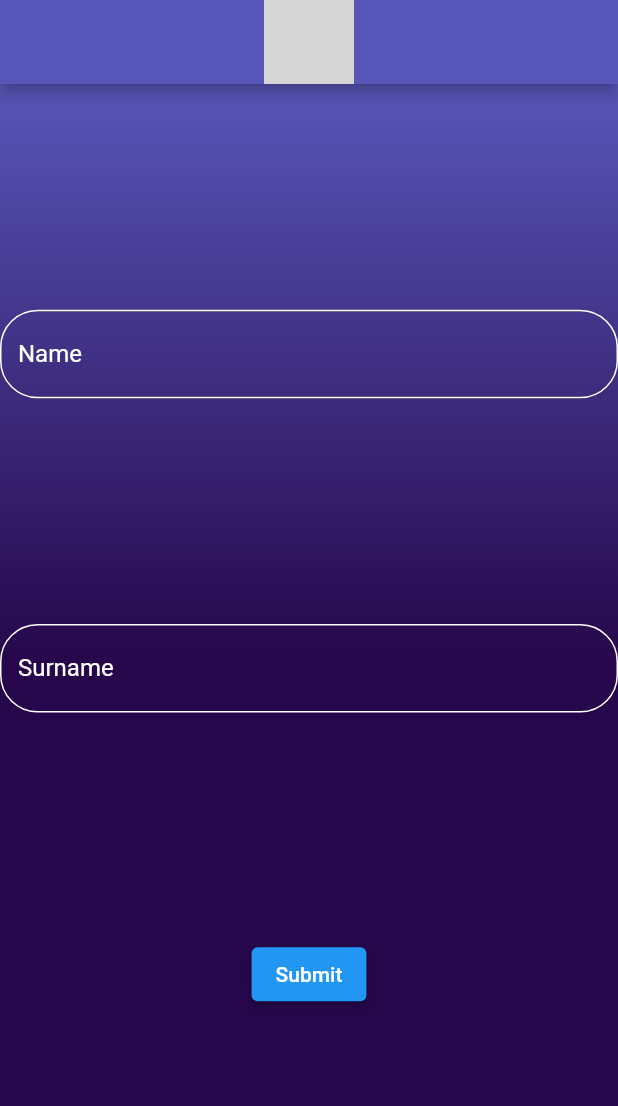
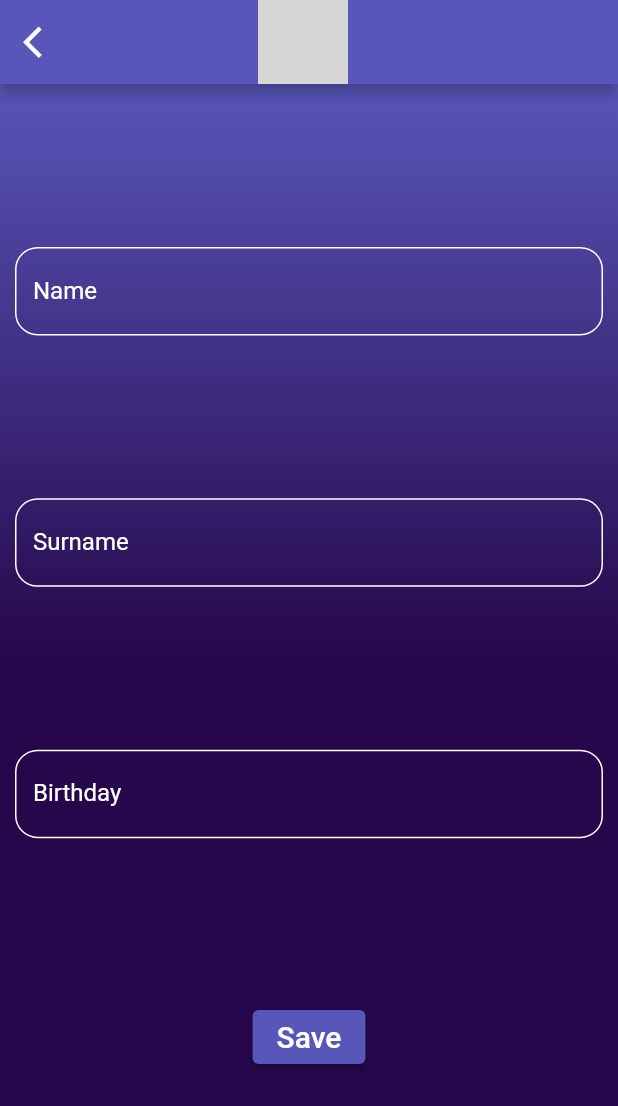
Before and after one commit to furlanivir/redis, a Flutter app: the ProfileScreen screen opened directly, on a phone screen of 412 x 824 dp. Shown: the top 1106 px of the screen. Run offline on Flutter 3.47's test engine with Material 2 defaults, Android fonts, the phone set to English and light mode, and no system bars; grey boxes are pictures that could not be loaded.

Commit message:
ProfileScreen changes: improved UI

```diff
--- a/redis/lib/screens/Profile.dart
+++ b/redis/lib/screens/Profile.dart
@@ -6,8 +6,9 @@ import 'LoginPage.dart';
 class ProfileScreen extends StatefulWidget{
   String? name;
   String? surname;
-  ProfileScreen({this.name,this.surname});
-  //const ProfileScreen({super.key});
+  // aggiungere mail
+  String? birthday;
+  ProfileScreen({this.name,this.surname,this.birthday});
 
   @override
   State<StatefulWidget> createState(){
@@ -18,17 +19,20 @@ class ProfileScreen extends StatefulWidget{
 class ProfileScreenState extends State<ProfileScreen>{
   TextEditingController nameController = TextEditingController();
   TextEditingController surnameController = TextEditingController();
+  // AGGIUNGERE CONTROLLER MAIL?? DA CODICI MATTEO
+  TextEditingController birthdayController = TextEditingController();
   final GlobalKey<FormState> _formKey=GlobalKey<FormState>();
 
   @override
   void initState(){
     super.initState();
 
-    // settare valori iniziali se forniti ???
+    // Set initial values
     nameController.text=widget.name ?? '';
     surnameController.text = widget.surname ?? '';
+    birthdayController.text = widget.birthday ?? '';
   }
-
+  // widget to create each entry of the form
   Widget _buildName(){
     return TextFormField(
       controller: nameController,
@@ -41,7 +45,7 @@ class ProfileScreenState extends State<ProfileScreen>{
           borderSide: BorderSide(color: Colors.white)
         ),
         enabledBorder: OutlineInputBorder(
-          borderRadius: BorderRadius.circular(25.0),
+          borderRadius: BorderRadius.circular(15.0),
           borderSide: const BorderSide(color: Colors.white),
         ),),
       validator: (value) {
@@ -65,7 +69,7 @@ class ProfileScreenState extends State<ProfileScreen>{
           borderSide: BorderSide(color: Colors.white)
         ),
         enabledBorder: OutlineInputBorder(
-          borderRadius: BorderRadius.circular(25.0),
+          borderRadius: BorderRadius.circular(15.0),
           borderSide: const BorderSide(color: Colors.white),
         ),),
       validator: (value) {
@@ -76,17 +80,73 @@ class ProfileScreenState extends State<ProfileScreen>{
       },
     );
   } //buildSurname
+  /*
+  Widget _buildMail(){
+    return TextFormField(
+      controller: mailController,
+      cursorColor: Colors.white,
+      style: const TextStyle(color: Colors.white),
+      decoration: InputDecoration(
+        labelText: 'Email Address',
+        labelStyle: const TextStyle(color: Colors.white),
+        focusedBorder: const UnderlineInputBorder(
+          borderSide: BorderSide(color: Colors.white)
+        ),
+        enabledBorder: OutlineInputBorder(
+          borderRadius: BorderRadius.circular(15.0),
+          borderSide: const BorderSide(color: Colors.white),
+        ),),
+      validator: (value) {
+        if(value!.isEmpty){
+          return 'Email is Required';
+        }
+        return null;
+      },
+    );
+  } //buildMail
+*/ //PRENDERE CONTROLLER DA CODICE MATTEO. AGGIUNGERE ANCHE PASSWORD ???
+
+  Widget _buildBirthday(){
+    return TextFormField(
+      controller: birthdayController,
+      cursorColor: Colors.white,
+      style: const TextStyle(color: Colors.white),
+      decoration: InputDecoration(
+        labelText: 'Birthday',
+        labelStyle: const TextStyle(color: Colors.white),
+        focusedBorder: const UnderlineInputBorder(
+          borderSide: BorderSide(color: Colors.white)
+        ),
+        enabledBorder: OutlineInputBorder(
+          borderRadius: BorderRadius.circular(15.0),
+          borderSide: const BorderSide(color: Colors.white),
+        ),),
+      validator: (value) {
+        if(value!.isEmpty){
+          return 'Birthday is Required';
+        }
+        return null;
+      },
+    );
+  } //buildBirthday
+
 
   @override
   Widget build(BuildContext context){
     String name=nameController.text;
     String surname=surnameController.text;
+    // MAIL
+    String birthday=birthdayController.text;
     return Scaffold(
       appBar: AppBar(
         backgroundColor: const Color.fromRGBO(88, 86, 184, 1),
+        leading: IconButton(
+          onPressed: () => Navigator.pop(context),
+          icon: const Icon(Icons.arrow_back_ios,size: 25,color: Colors.white)),
         title: Row(
-          mainAxisAlignment: MainAxisAlignment.center,
+          mainAxisAlignment: MainAxisAlignment.start,
           children: [
+            const SizedBox(width: 100),
             Image.asset('assets/images/logo.png',
             fit: BoxFit.cover,
             height: 60,
@@ -97,10 +157,10 @@ class ProfileScreenState extends State<ProfileScreen>{
 
       body: Container(
         decoration:  const BoxDecoration(
-          //color: Color.fromRGBO(97, 36, 141, 1),
           gradient: LinearGradient(begin: AlignmentDirectional.topEnd,colors: [Color.fromRGBO(88, 86, 184, 1),Color.fromRGBO(38, 7, 75, 1)])
         ),
-        child: Form(
+        child: Padding(padding: EdgeInsets.symmetric(horizontal: 10), child:
+        Form(
           key: _formKey,
           child: Column(
             mainAxisAlignment: MainAxisAlignment.spaceEvenly,
@@ -108,10 +168,11 @@ class ProfileScreenState extends State<ProfileScreen>{
               _buildName(),
               _buildSurname(),
               //_buildMail(),
-                //_buildBday(),
+              _buildBirthday(),
               ElevatedButton(onPressed: ()=>{
                 name = nameController.text,
                 surname = surnameController.text,
+                birthday = birthdayController.text,
                 if(_formKey.currentState!.validate()){
                   _formKey.currentState!.save(),
                   Navigator.of(context).pushReplacement(
@@ -119,15 +180,21 @@ class ProfileScreenState extends State<ProfileScreen>{
                     builder: (context)=>SettingsScreen(
                       name: name,
                       surname: surname,
+                      birthday: birthday
                     ))
                   )
                 },
-                }, child: const Text('Submit'),
+                },
+                style: ElevatedButton.styleFrom(
+                  backgroundColor: const Color.fromRGBO(88, 86, 184, 1)
+                ),
+                child: const Text('Save', style: TextStyle(fontSize: 20),),
                 ),
               ],
             ),
           ),
         )
+        )
       );
   }
 }
```
Also changed, not shown: redis/lib/screens/Settings.dart (+69 -39 lines). Lines whose indentation alone changed are shown as unchanged.
